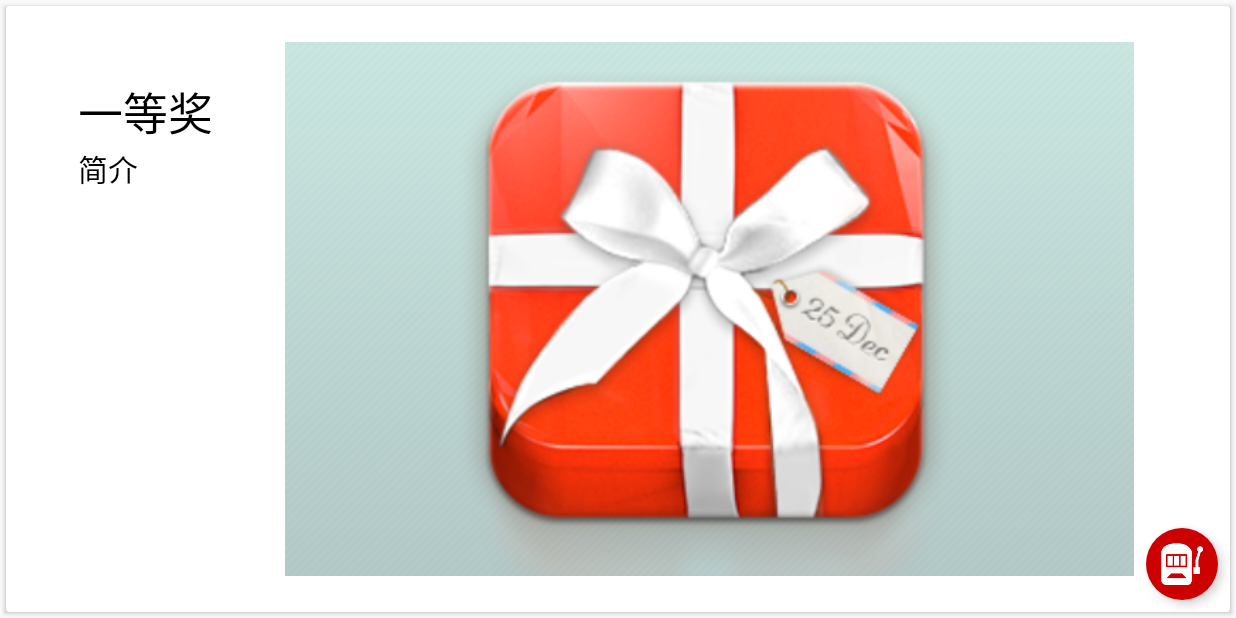
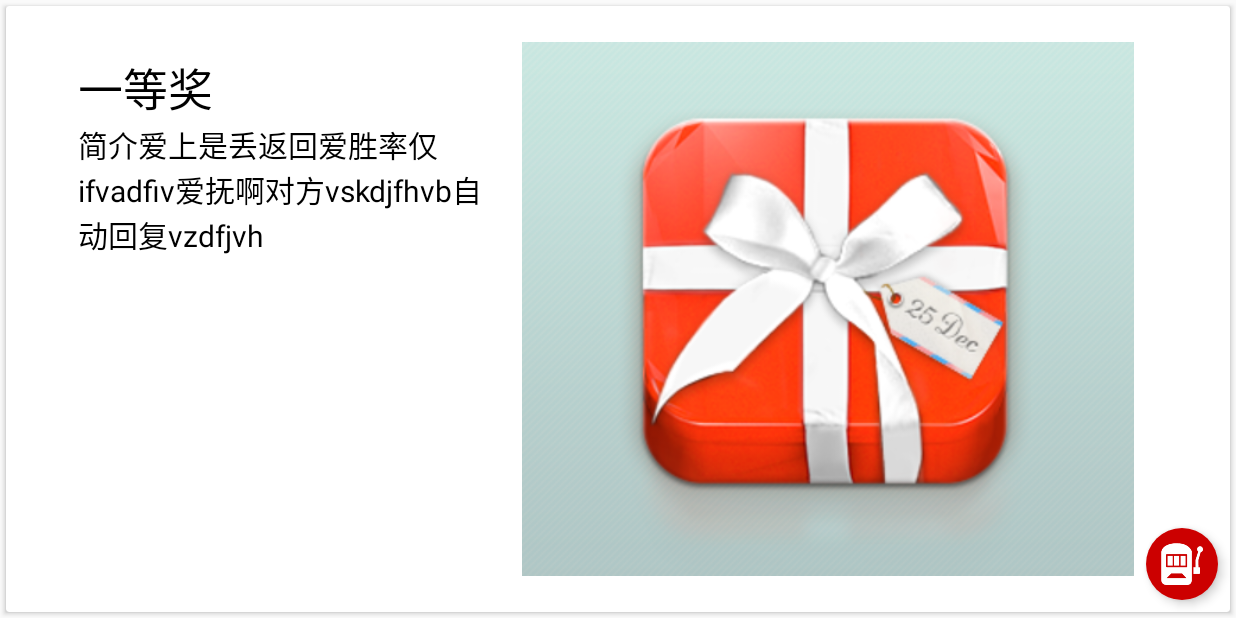
Before and after one commit to DEVELOPERPAN1024/ThunderSoftLuckyDraw, an Android app: the fragment PrizeFragment placed in its activity, on a phone screen of 824 x 412 dp (held sideways). Run offline under Robolectric (Android 15) with nearby library versions, the phone set to English and light mode, and no system bars; our stand-ins replace ButterKnife; 5 statements that could not run were skipped.

Commit message:
fix bugs

```diff
--- a/CodingNight/app/src/main/java/cn/thundersoft/codingnight/fragment/PrizeFragment.java
+++ b/CodingNight/app/src/main/java/cn/thundersoft/codingnight/fragment/PrizeFragment.java
@@ -1,8 +1,5 @@
 package cn.thundersoft.codingnight.fragment;
 
-import android.animation.Animator;
-import android.animation.AnimatorSet;
-import android.animation.ObjectAnimator;
 import android.content.Intent;
 import android.os.AsyncTask;
 import android.os.Bundle;
@@ -11,10 +8,8 @@ import android.support.v4.app.Fragment;
 import android.view.LayoutInflater;
 import android.view.View;
 import android.view.ViewGroup;
-import android.widget.FrameLayout;
 import android.widget.ImageView;
 import android.widget.TextView;
-
 
 import com.bumptech.glide.Glide;
 import com.bumptech.glide.request.target.GlideDrawableImageViewTarget;
@@ -29,10 +24,8 @@ import cn.thundersoft.codingnight.models.Prize;
  * @author GreenShadow
  */
 public class PrizeFragment extends Fragment implements View.OnClickListener {
-    private View contentContainer;
     private ImageView prizeImage;
     private TextView name, detail;
-    private FrameLayout fabContainer;
     private ImageView fabStart;
 
     private Prize mPrize;
@@ -43,17 +36,15 @@ public class PrizeFragment extends Fragment implements View.OnClickListener {
     @Nullable
     @Override
     public View onCreateView(LayoutInflater inflater, @Nullable ViewGroup container,
-                             @Nullable Bundle savedInstanceState) {
+            @Nullable Bundle savedInstanceState) {
         return inflater.inflate(R.layout.fragment_lucky_draw, container, false);
     }
 
     @Override
     public void onViewCreated(View view, @Nullable Bundle savedInstanceState) {
-        contentContainer = view.findViewById(R.id.content_container);
         prizeImage = (ImageView) view.findViewById(R.id.lucky_draw_award_image);
         name = (TextView) view.findViewById(R.id.lucky_draw_award_name);
         detail = (TextView) view.findViewById(R.id.lucky_draw_award_detail);
-        fabContainer = (FrameLayout) view.findViewById(R.id.fab_container);
         fabStart = (ImageView) view.findViewById(R.id.fab_start);
 
         Bundle b = getArguments();
@@ -102,11 +93,11 @@ public class PrizeFragment extends Fragment implements View.OnClickListener {
             protected void onPostExecute(Void aVoid) {
                 super.onPostExecute(aVoid);
                 if (mCurrentAward.isSpecial()) {
-                    if(mCurrentAward.getDrewTimes() > mCurrentAward.getTotalDrawTimes()){
+                    if (mCurrentAward.getDrewTimes() > mCurrentAward.getTotalDrawTimes()) {
                         detail.setText("已经抽完了");
                         detail.setTextColor(getContext().getResources()
                                 .getColor(R.color.colorPrimary));
-                    }else{
+                    } else {
                         detail.setText("谢谢老板!");
                         detail.setTextColor(getContext().getResources()
                                 .getColor(R.color.colorPrimary));
@@ -132,19 +123,4 @@ public class PrizeFragment extends Fragment implements View.OnClickListener {
             mAsyncTask = null;
         }
     }
-
-    private void startRandomRolling() {
-        int width = getActivity().getWindowManager().getDefaultDisplay().getWidth();
-        Animator fabMove = ObjectAnimator.ofFloat(fabContainer, "translationX",
-                (width - fabContainer.getWidth()) / 2 - 100);
-        Animator contentMoveX = ObjectAnimator.ofFloat(contentContainer, "translationX",
-                contentContainer.getWidth() * -1);
-        Animator contentMoveY = ObjectAnimator.ofFloat(contentContainer, "translationY",
-                contentContainer.getHeight() * -1);
-
-        AnimatorSet animator = new AnimatorSet();
-        animator.playTogether(fabMove, contentMoveX, contentMoveY);
-        animator.setDuration(333);
-        animator.start();
-    }
 }
--- a/CodingNight/app/src/main/res/layout/fragment_lucky_draw.xml
+++ b/CodingNight/app/src/main/res/layout/fragment_lucky_draw.xml
@@ -13,49 +13,68 @@
         app:cardBackgroundColor="#fff"
         app:cardElevation="2dp">
 
-        <RelativeLayout
+        <LinearLayout
             android:id="@+id/content_container"
             android:layout_width="match_parent"
-            android:layout_height="wrap_content">
+            android:layout_height="match_parent"
+            android:orientation="horizontal">
+
+            <LinearLayout
+                android:id="@+id/prize_des_ll"
+                android:layout_width="0dp"
+                android:layout_height="wrap_content"
+                android:layout_marginBottom="@dimen/four"
+                android:layout_marginLeft="@dimen/six"
+                android:layout_marginTop="@dimen/four"
+                android:layout_weight="1"
+                android:orientation="vertical">
+
+                <HorizontalScrollView
+                    android:layout_width="wrap_content"
+                    android:layout_height="wrap_content"
+                    android:scrollbars="none">
+
+                    <TextView
+                        android:id="@+id/lucky_draw_award_name"
+                        android:layout_width="wrap_content"
+                        android:layout_height="wrap_content"
+                        android:ellipsize="marquee"
+                        android:singleLine="true"
+                        android:text="一等奖"
+                        android:textColor="#000"
+                        android:textSize="30sp" />
+                </HorizontalScrollView>
+
+                <ScrollView
+                    android:layout_width="wrap_content"
+                    android:layout_height="wrap_content"
+                    android:scrollbars="none">
+
+                    <TextView
+                        android:id="@+id/lucky_draw_award_detail"
+                        android:layout_width="wrap_content"
+                        android:layout_height="wrap_content"
+                        android:text="简介爱上是丢返回爱胜率仅ifvadfiv爱抚啊对方vskdjfhvb自动回复vzdfjvh"
+                        android:textColor="#000"
+                        android:textSize="20sp" />
+                </ScrollView>
+            </LinearLayout>
 
             <ImageView
                 android:id="@+id/lucky_draw_award_image"
-                android:layout_width="match_parent"
+                android:layout_width="0dp"
                 android:layout_height="match_parent"
                 android:layout_marginBottom="@dimen/three"
+                android:layout_marginLeft="@dimen/three"
                 android:layout_marginRight="@dimen/eight"
                 android:layout_marginTop="@dimen/three"
-                android:layout_toRightOf="@+id/prize_des_ll"
+                android:layout_weight="1.5"
                 android:background="#0000"
                 android:minHeight="240dp"
                 android:scaleType="centerCrop"
                 android:src="@drawable/award_default"
                 android:tint="#0000" />
-
-            <LinearLayout
-                android:id="@+id/prize_des_ll"
-                android:layout_width="wrap_content"
-                android:layout_height="wrap_content"
-                android:layout_margin="@dimen/six"
-                android:orientation="vertical">
-
-                <TextView
-                    android:id="@+id/lucky_draw_award_name"
-                    android:layout_width="wrap_content"
-                    android:layout_height="wrap_content"
-                    android:text="一等奖"
-                    android:textColor="#000"
-                    android:textSize="30sp" />
-
-                <TextView
-                    android:id="@+id/lucky_draw_award_detail"
-                    android:layout_width="wrap_content"
-                    android:layout_height="wrap_content"
-                    android:text="简介"
-                    android:textColor="#000"
-                    android:textSize="20sp" />
-            </LinearLayout>
-        </RelativeLayout>
+        </LinearLayout>
 
         <FrameLayout
             android:id="@+id/fab_container"
```
Also changed, not shown: CodingNight/app/src/main/java/cn/thundersoft/codingnight/adapter/PrizeListAdapter.java (+13 -0 lines), CodingNight/app/src/main/res/layout/view_clear_edit.xml (+5 -2 lines).
